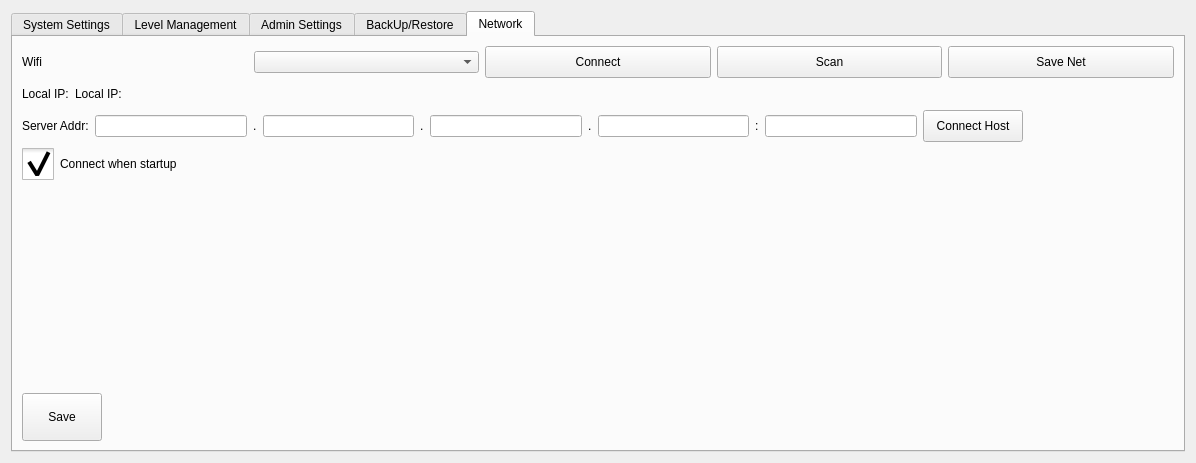
This is hcsettings/ichcsystemsettingsframe.ui in GaussCheng/2-5AxisPunch as Qt 5 draws it before an edit. The edited form follows.
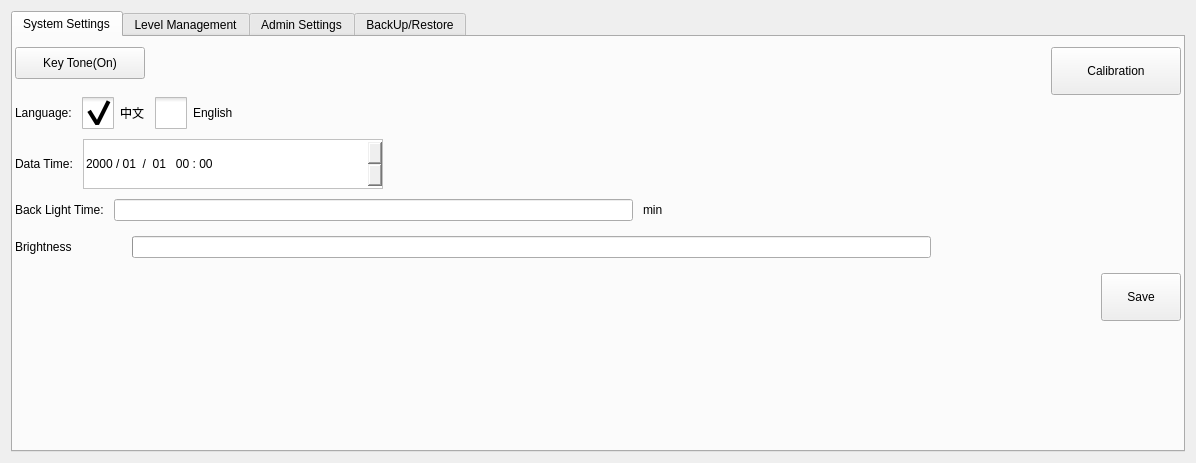
This is the edited form. The open tabs and pages were chosen to show the change. Icons and pictures are not drawn. Custom widgets are drawn as their Qt base class.

The edit to the form file:
```diff
--- a/hcsettings/ichcsystemsettingsframe.ui
+++ b/hcsettings/ichcsystemsettingsframe.ui
@@ -1196,256 +1196,6 @@
        </item>
       </layout>
      </widget>
-     <widget class="QWidget" name="tab_2">
-      <attribute name="title">
-       <string>Network</string>
-      </attribute>
-      <layout class="QVBoxLayout" name="verticalLayout_6">
-       <item>
-        <layout class="QHBoxLayout" name="horizontalLayout_6">
-         <item>
-          <widget class="QLabel" name="label_11">
-           <property name="text">
-            <string>Wifi</string>
-           </property>
-          </widget>
-         </item>
-         <item>
-          <widget class="ICComboBox" name="wifiBox"/>
-         </item>
-         <item>
-          <widget class="QPushButton" name="connectWifiBtn">
-           <property name="minimumSize">
-            <size>
-             <width>0</width>
-             <height>32</height>
-            </size>
-           </property>
-           <property name="text">
-            <string>Connect</string>
-           </property>
-          </widget>
-         </item>
-         <item>
-          <widget class="QPushButton" name="sanAPBtn">
-           <property name="minimumSize">
-            <size>
-             <width>0</width>
-             <height>32</height>
-            </size>
-           </property>
-           <property name="text">
-            <string>Scan</string>
-           </property>
-          </widget>
-         </item>
-         <item>
-          <widget class="QPushButton" name="saveNetwork">
-           <property name="minimumSize">
-            <size>
-             <width>0</width>
-             <height>32</height>
-            </size>
-           </property>
-           <property name="text">
-            <string>Save Net</string>
-           </property>
-          </widget>
-         </item>
-        </layout>
-       </item>
-       <item>
-        <layout class="QHBoxLayout" name="horizontalLayout_9">
-         <item>
-          <widget class="QLabel" name="label_16">
-           <property name="text">
-            <string>Local IP:</string>
-           </property>
-          </widget>
-         </item>
-         <item>
-          <widget class="QLabel" name="localIP">
-           <property name="text">
-            <string>Local IP:</string>
-           </property>
-          </widget>
-         </item>
-         <item>
-          <spacer name="horizontalSpacer_5">
-           <property name="orientation">
-            <enum>Qt::Horizontal</enum>
-           </property>
-           <property name="sizeHint" stdset="0">
-            <size>
-             <width>40</width>
-             <height>20</height>
-            </size>
-           </property>
-          </spacer>
-         </item>
-        </layout>
-       </item>
-       <item>
-        <layout class="QHBoxLayout" name="horizontalLayout_5">
-         <item>
-          <widget class="QLabel" name="label_3">
-           <property name="text">
-            <string>Server Addr:</string>
-           </property>
-          </widget>
-         </item>
-         <item>
-          <widget class="ICLineEditWithVirtualNumericKeypad" name="ip1"/>
-         </item>
-         <item>
-          <widget class="QLabel" name="label_7">
-           <property name="text">
-            <string>.</string>
-           </property>
-          </widget>
-         </item>
-         <item>
-          <widget class="ICLineEditWithVirtualNumericKeypad" name="ip2"/>
-         </item>
-         <item>
-          <widget class="QLabel" name="label_8">
-           <property name="text">
-            <string>.</string>
-           </property>
-          </widget>
-         </item>
-         <item>
-          <widget class="ICLineEditWithVirtualNumericKeypad" name="ip3"/>
-         </item>
-         <item>
-          <widget class="QLabel" name="label_9">
-           <property name="text">
-            <string>.</string>
-           </property>
-          </widget>
-         </item>
-         <item>
-          <widget class="ICLineEditWithVirtualNumericKeypad" name="ip4"/>
-         </item>
-         <item>
-          <widget class="QLabel" name="label_10">
-           <property name="text">
-            <string>:</string>
-           </property>
-          </widget>
-         </item>
-         <item>
-          <widget class="ICLineEditWithVirtualNumericKeypad" name="port"/>
-         </item>
-         <item>
-          <widget class="QPushButton" name="connectHost">
-           <property name="sizePolicy">
-            <sizepolicy hsizetype="Minimum" vsizetype="Preferred">
-             <horstretch>0</horstretch>
-             <verstretch>0</verstretch>
-            </sizepolicy>
-           </property>
-           <property name="minimumSize">
-            <size>
-             <width>100</width>
-             <height>32</height>
-            </size>
-           </property>
-           <property name="text">
-            <string>Connect Host</string>
-           </property>
-          </widget>
-         </item>
-         <item>
-          <spacer name="horizontalSpacer_3">
-           <property name="orientation">
-            <enum>Qt::Horizontal</enum>
-           </property>
-           <property name="sizeHint" stdset="0">
-            <size>
-             <width>40</width>
-             <height>20</height>
-            </size>
-           </property>
-          </spacer>
-         </item>
-        </layout>
-       </item>
-       <item>
-        <widget class="QCheckBox" name="autoConnect">
-         <property name="styleSheet">
-          <string notr="true">::indicator {
-     width: 32px;
-     height: 32px;
- }
-
-::indicator:unchecked 
-{
-     image: url(:/resource/check_unchecked.png);
- }
-::indicator:checked 
-{
-     image: url(:/resource/check_checked.png);
- }
-
-QRadioButton::indicator:checked:disabled
-{
- image: url(:/resource/check_checked_disable.png);
-}
-
-QRadioButton::indicator:unchecked:disabled
-{
- image: url(:/resource/check_unchecked_disable.png);
-}</string>
-         </property>
-         <property name="text">
-          <string>Connect when startup</string>
-         </property>
-         <property name="checked">
-          <bool>true</bool>
-         </property>
-        </widget>
-       </item>
-       <item>
-        <spacer name="verticalSpacer">
-         <property name="orientation">
-          <enum>Qt::Vertical</enum>
-         </property>
-         <property name="sizeHint" stdset="0">
-          <size>
-           <width>20</width>
-           <height>195</height>
-          </size>
-         </property>
-        </spacer>
-       </item>
-       <item>
-        <widget class="QPushButton" name="nwmSave">
-         <property name="sizePolicy">
-          <sizepolicy hsizetype="Preferred" vsizetype="Preferred">
-           <horstretch>0</horstretch>
-           <verstretch>0</verstretch>
-          </sizepolicy>
-         </property>
-         <property name="minimumSize">
-          <size>
-           <width>80</width>
-           <height>48</height>
-          </size>
-         </property>
-         <property name="maximumSize">
-          <size>
-           <width>80</width>
-           <height>48</height>
-          </size>
-         </property>
-         <property name="text">
-          <string>Save</string>
-         </property>
-        </widget>
-       </item>
-      </layout>
-     </widget>
     </widget>
    </item>
   </layout>
@@ -1461,11 +1211,6 @@
    <extends>QLineEdit</extends>
    <header>iclineeditwithvirtualkeyboard.h</header>
   </customwidget>
-  <customwidget>
-   <class>ICComboBox</class>
-   <extends>QComboBox</extends>
-   <header>iccombobox.h</header>
-  </customwidget>
  </customwidgets>
  <resources>
   <include location="../resource.qrc"/>
```
Left out of the diff: 2 changed lines with no effect on the pictures.
